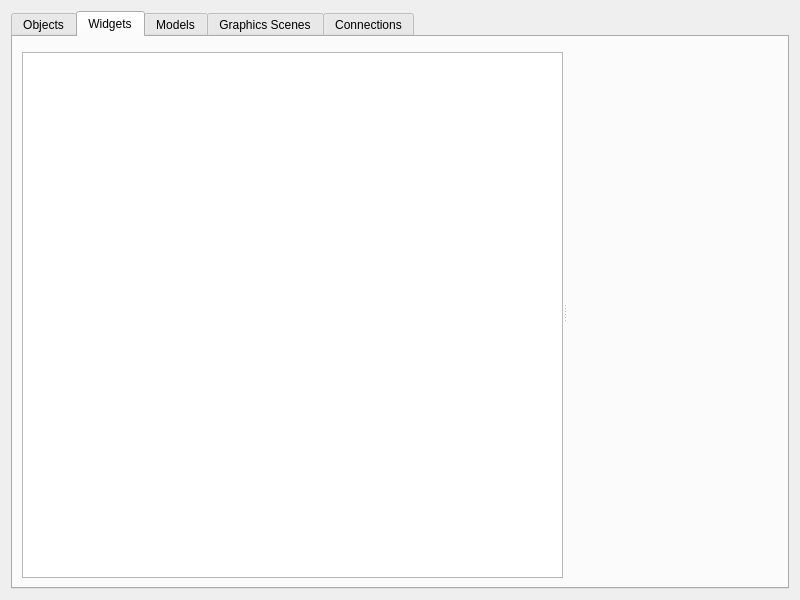
This is mainwindow.ui in KDAB/GammaRay as Qt 5 draws it before an edit. The edited form follows.
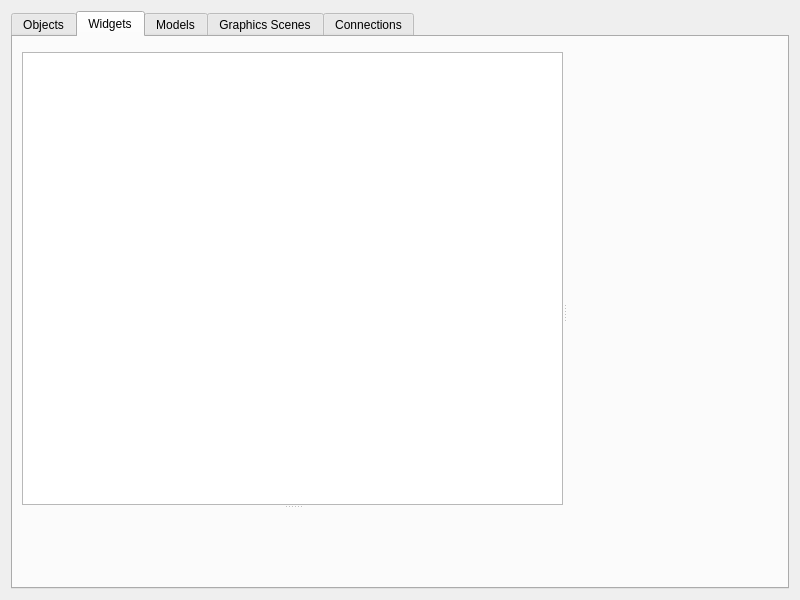
This is the edited form. The open tabs and pages were chosen to show the change. Custom widgets are drawn as their Qt base class.

Commit message: Add widget preview.

Diff of the .ui file:
```diff
--- a/mainwindow.ui
+++ b/mainwindow.ui
@@ -57,11 +57,15 @@
       </attribute>
       <layout class="QVBoxLayout" name="verticalLayout_8">
        <item>
+        <widget class="QSplitter" name="splitter_4">
+         <property name="orientation">
+          <enum>Qt::Horizontal</enum>
+         </property>
         <widget class="QSplitter" name="splitter_2">
          <property name="orientation">
-          <enum>Qt::Horizontal</enum>
-         </property>
-         <widget class="QWidget" name="layoutWidget">
+           <enum>Qt::Vertical</enum>
+          </property>
+          <widget class="QWidget" name="">
           <layout class="QVBoxLayout" name="verticalLayout_7">
            <item>
             <widget class="KFilterProxySearchLine" name="widgetSearchLine"/>
@@ -71,6 +75,8 @@
            </item>
           </layout>
          </widget>
+          <widget class="Endoscope::WidgetPreviewWidget" name="widgetPreviewWidget" native="true"/>
+         </widget>
          <widget class="Endoscope::PropertyWidget" name="widgetPropertyWidget" native="true"/>
         </widget>
        </item>
@@ -154,6 +160,12 @@
    <header>propertywidget.h</header>
    <container>1</container>
   </customwidget>
+  <customwidget>
+   <class>Endoscope::WidgetPreviewWidget</class>
+   <extends>QWidget</extends>
+   <header>widgetpreviewwidget.h</header>
+   <container>1</container>
+  </customwidget>
  </customwidgets>
  <resources/>
  <connections/>
```
Lines whose indentation alone changed are shown as unchanged. The commit also changes 4 other files.
